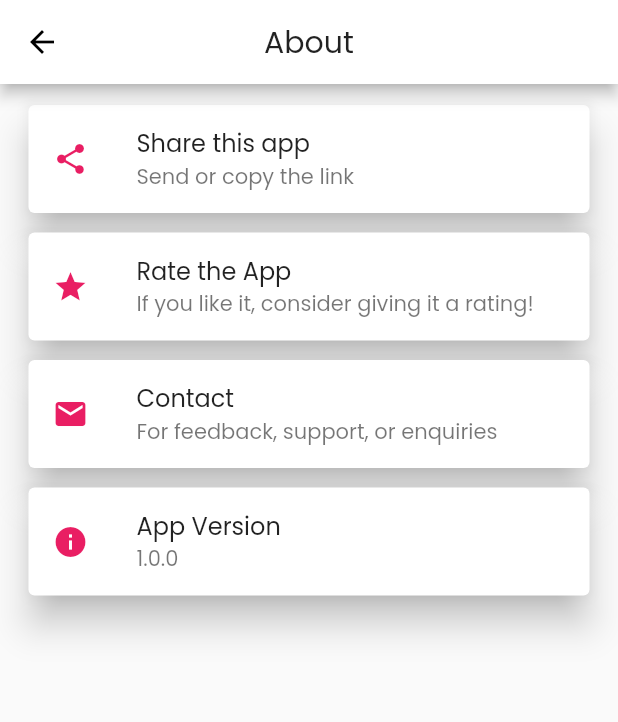
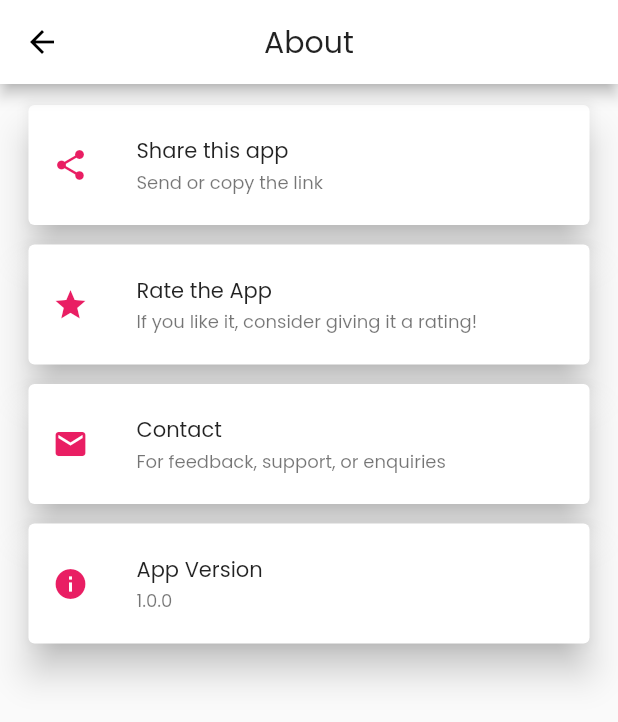
Before and after one commit to roynulrohan/simple-habits, a Flutter app: the screen it shows after launch, in the side drawer, after a tap on "About", on a phone screen of 412 x 824 dp. Shown: the top 722 px of the screen. Run offline on Flutter 3.47's test engine with Material 2 defaults, Android fonts, the phone set to English and light mode, and no system bars; our stand-ins replace flutter_bloc, flutter_local_notifications, flutter_slidable, share, shared_preferences, sqflite and 1 more; missing offline and left inert: launch_review; accounts and stored records are empty.

Commit message:
ui update - changed sizes on about page and drawer header

```diff
--- a/lib/about_page.dart
+++ b/lib/about_page.dart
@@ -11,7 +11,10 @@ class AboutPage extends StatelessWidget {
     return Container(
       padding: EdgeInsets.only(top: 5),
       alignment: Alignment.topCenter,
-      child: Card(elevation: 10, child: child),
+      child: Card(
+          elevation: 10,
+          child:
+              Container(alignment: Alignment.center, height: 80, child: child)),
     );
   }
 
@@ -30,10 +33,10 @@ class AboutPage extends StatelessWidget {
                 children: [Icon(Icons.share, color: themeColor)],
                 mainAxisAlignment: MainAxisAlignment.center,
               ),
-              title: Text('Share this app', style: TextStyle(fontSize: 16)),
+              title: Text('Share this app', style: TextStyle(fontSize: 14)),
               subtitle: Text(
                 'Send or copy the link',
-                style: TextStyle(fontSize: 14),
+                style: TextStyle(fontSize: 12),
               ),
               onTap: () {
                 Share.share('https://example.com');
@@ -49,10 +52,10 @@ class AboutPage extends StatelessWidget {
                 ],
                 mainAxisAlignment: MainAxisAlignment.center,
               ),
-              title: Text('Rate the App', style: TextStyle(fontSize: 16)),
+              title: Text('Rate the App', style: TextStyle(fontSize: 14)),
               subtitle: Text(
                 'If you like it, consider giving it a rating!',
-                style: TextStyle(fontSize: 14),
+                style: TextStyle(fontSize: 12),
               ),
               onTap: () {
                 LaunchReview.launch();
@@ -63,10 +66,10 @@ class AboutPage extends StatelessWidget {
                 children: [Icon(Icons.mail, color: themeColor)],
                 mainAxisAlignment: MainAxisAlignment.center,
               ),
-              title: Text('Contact', style: TextStyle(fontSize: 16)),
+              title: Text('Contact', style: TextStyle(fontSize: 14)),
               subtitle: Text(
                 'For feedback, support, or enquiries',
-                style: TextStyle(fontSize: 14),
+                style: TextStyle(fontSize: 12),
               ),
               onTap: launchURL,
             )),
@@ -75,8 +78,8 @@ class AboutPage extends StatelessWidget {
                 children: [Icon(Icons.info, color: themeColor)],
                 mainAxisAlignment: MainAxisAlignment.center,
               ),
-              title: Text('App Version', style: TextStyle(fontSize: 16)),
-              subtitle: Text('1.0.0', style: TextStyle(fontSize: 14)),
+              title: Text('App Version', style: TextStyle(fontSize: 14)),
+              subtitle: Text('1.0.0', style: TextStyle(fontSize: 12)),
             ))
           ]),
         ));
--- a/lib/main.dart
+++ b/lib/main.dart
@@ -135,31 +135,21 @@ class _MyHomePageState extends State<MyHomePage> {
             padding: EdgeInsets.zero,
             children: <Widget>[
               // DRAWER HEADER
-              DrawerHeader(
+              Container(
+                height: 100,
+                child: DrawerHeader(
                   child: Container(
                     padding: EdgeInsets.only(bottom: 10),
                     child: Column(
+                      mainAxisAlignment: MainAxisAlignment.center,
                       children: [
-                      Expanded(
-                          flex: 2,
-                          child: Text('Simple Habits',
-                              style: TextStyle(fontSize: 20))),
-                      Expanded(
-                          flex: 3,
-                          child: Container(
-                            padding: EdgeInsets.only(bottom: 15),
-                            child:
-                                Image(image: AssetImage('assets/img/icon.png')),
-                          )),
-                      Expanded(
-                          flex: 1,
-                          child: Text('by Roynul Rohan',
-                              style: TextStyle(fontSize: 14)))
+                        Text('Simple Habits', style: TextStyle(fontSize: 20)),
                       ],
                     ),
                   ),
                   decoration: BoxDecoration(
                     color: themeColor,
+                  ),
                 ),
               ),
 
```
Also changed, not shown: 1 other file. Lines whose indentation alone changed are shown as unchanged.
